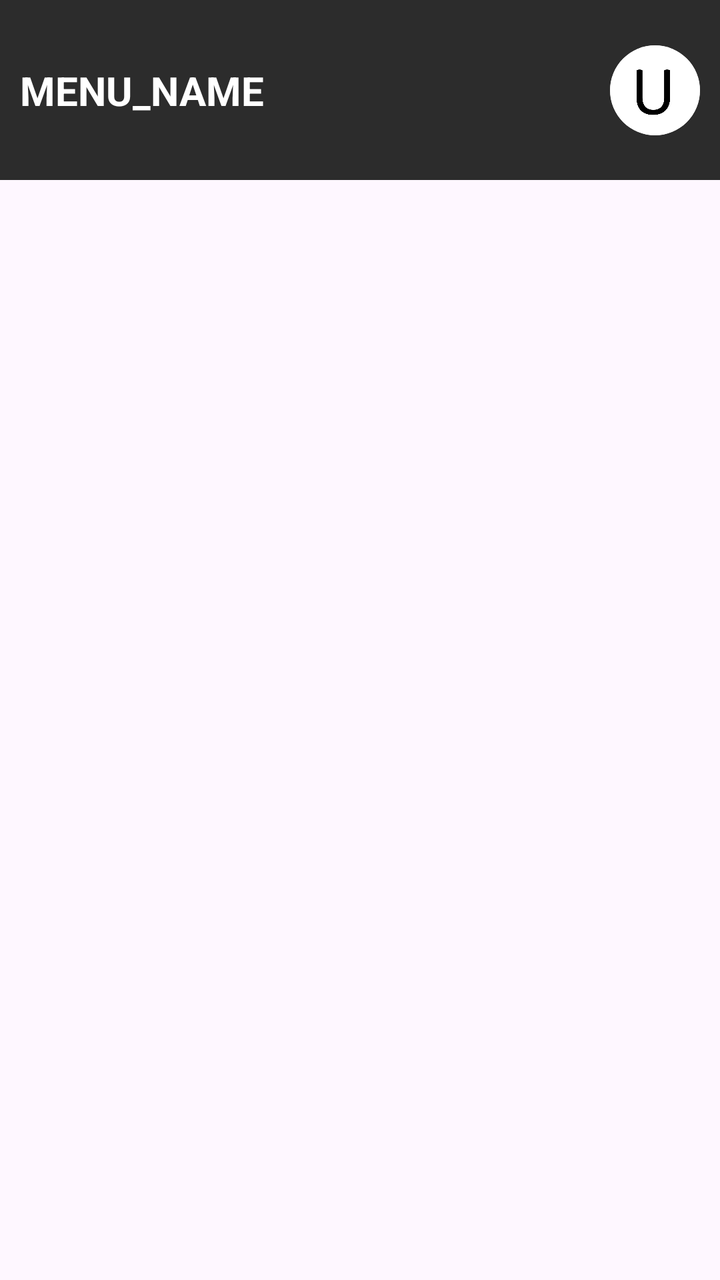
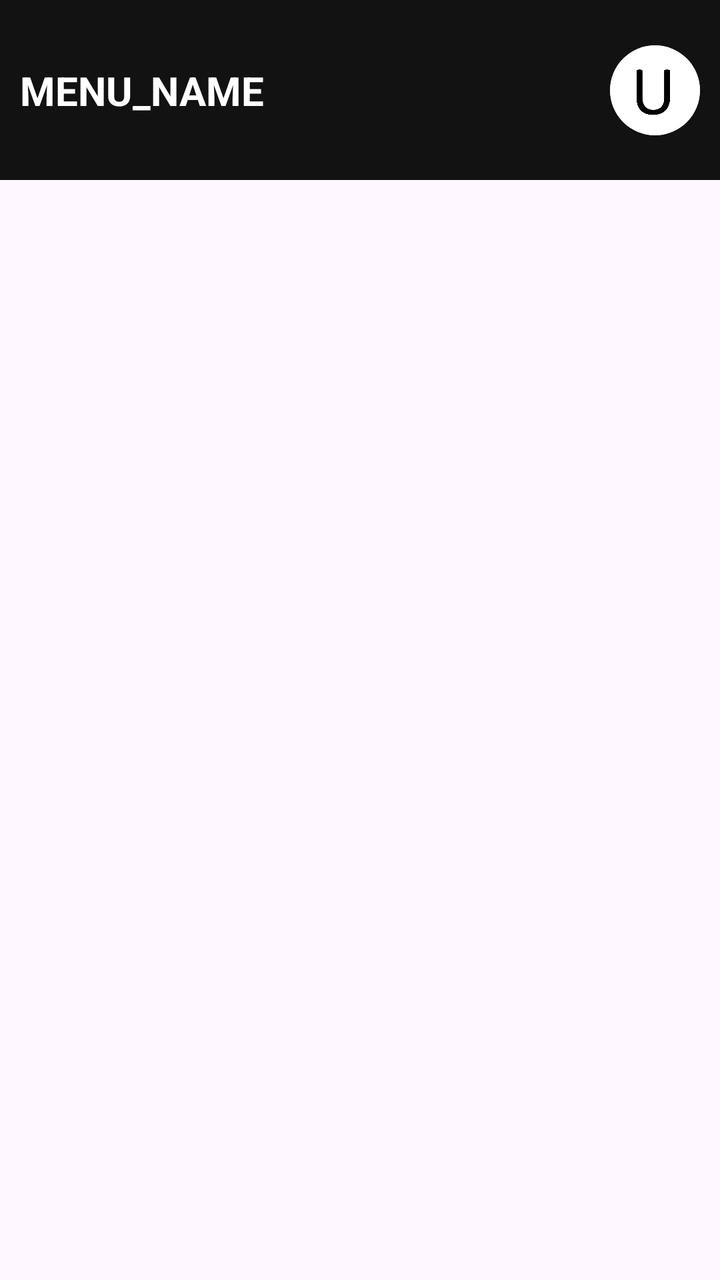

Two renders of the same Android screen: before a commit and after it. Below are the layout's source before the change and the commit's diff.
<!-- AndroidManifest.xml: application theme Theme.Riova -->
<!-- res/layout/header.xml -->
<?xml version="1.0" encoding="utf-8"?>
<androidx.constraintlayout.widget.ConstraintLayout xmlns:android="http://schemas.android.com/apk/res/android"
    xmlns:app="http://schemas.android.com/apk/res-auto"
    android:layout_width="match_parent"
    android:layout_height="match_parent">

    
    <LinearLayout
        android:layout_margin="0dp"
        android:layout_width="match_parent"
        android:layout_height="90dp"
        android:orientation="vertical"
        android:gravity="center"
        app:layout_constraintTop_toTopOf="parent"
        app:layout_constraintEnd_toEndOf="parent"
        app:layout_constraintStart_toStartOf="parent"
        android:background="@color/footer_back"
        android:id="@+id/header_layout">
        <androidx.constraintlayout.widget.ConstraintLayout
            android:layout_width="match_parent"
            android:layout_height="match_parent">

            <TextView
                app:layout_constraintWidth_percent="0.5"
                android:layout_margin="10dp"
                app:layout_constraintStart_toStartOf="parent"
                app:layout_constraintTop_toTopOf="parent"
                app:layout_constraintBottom_toBottomOf="parent"
                android:layout_height="wrap_content"
                android:textColor="@color/white"
                android:id="@+id/header_description"
                android:textSize="20sp"
                android:text="@string/menu_name"
                style="account_settings_button.xml"
                android:textStyle="bold"
                android:textAlignment="textStart"
                android:fontFamily="sans-serif"/>
            <ImageButton
                android:layout_margin="10dp"
                app:layout_constraintEnd_toEndOf="parent"
                app:layout_constraintTop_toTopOf="parent"
                app:layout_constraintBottom_toBottomOf="parent"
                android:id="@+id/accountSettings"
                android:contentDescription="@string/user_account"
                style="@style/account_settings_button_style"
                app:backgroundTint="@null"
                android:scaleType="fitCenter"
                android:clipToOutline="true"
                android:src="@drawable/user_icon"/>

        </androidx.constraintlayout.widget.ConstraintLayout>

    </LinearLayout>

</androidx.constraintlayout.widget.ConstraintLayout>
<!-- resources referenced by this layout -->
<resources>
  <color name="footer_back">#2C2C2C</color>
  <color name="white">#FFFFFFFF</color>
  <!-- drawable user_icon: jpg bitmap (drawable, 13505 bytes) -->
  <string name="menu_name">MENU_NAME</string>
  <string name="user_account">User Account</string>
  <style name="account_settings_button_style" parent="Widget.AppCompat.ImageButton">
          <item name="android:clickable">true</item>
          <item name="android:focusable">true</item>
          <item name="android:layout_width">45dp</item>
          <item name="android:layout_height">45dp</item>
          <item name="android:layout_margin">5dp</item>
          <item name="android:background">@drawable/account_settings_button</item>
          <item name="cornerSize">16dp</item>
          <item name="cornerFamily">rounded</item>
      </style>
  <style name="Theme.Riova" parent="Base.Theme.Riova" />
  <!-- drawable account_settings_button (drawable) -->
  <?xml version="1.0" encoding="utf-8"?>
  <shape xmlns:android="http://schemas.android.com/apk/res/android">
      <solid android:color="#00000000"/>
      <stroke
          android:width="3dp"
          android:color="#FFFFFF"
          />
      <corners
          android:radius="2000dp"
          />
  </shape>
  <style name="Base.Theme.Riova" parent="Theme.Material3.DayNight.NoActionBar">
          
          
      </style>
</resources>

<!-- the commit's change to res/layout/header.xml (unified diff, before → after) -->
@@ -27,6 +27,7 @@
                 app:layout_constraintTop_toTopOf="parent"
                 app:layout_constraintBottom_toBottomOf="parent"
                 android:layout_height="wrap_content"
+                android:layout_width="0dp"
                 android:textColor="@color/white"
                 android:id="@+id/header_description"
                 android:textSize="20sp"
@@ -40,7 +41,7 @@
                 app:layout_constraintEnd_toEndOf="parent"
                 app:layout_constraintTop_toTopOf="parent"
                 app:layout_constraintBottom_toBottomOf="parent"
-                android:id="@+id/accountSettings"
+                android:id="@+id/button_settings"
                 android:contentDescription="@string/user_account"
                 style="@style/account_settings_button_style"
                 app:backgroundTint="@null"
<!-- resource entries referenced after the edit -->
@@ -1,6 +1,6 @@
 <!-- resources referenced by this layout -->
 <resources>
-  <color name="footer_back">#2C2C2C</color>
+  <color name="footer_back">#121212</color>
   <color name="white">#FFFFFFFF</color>
   <!-- drawable user_icon: jpg bitmap (drawable, 13505 bytes) -->
   <string name="menu_name">MENU_NAME</string>
